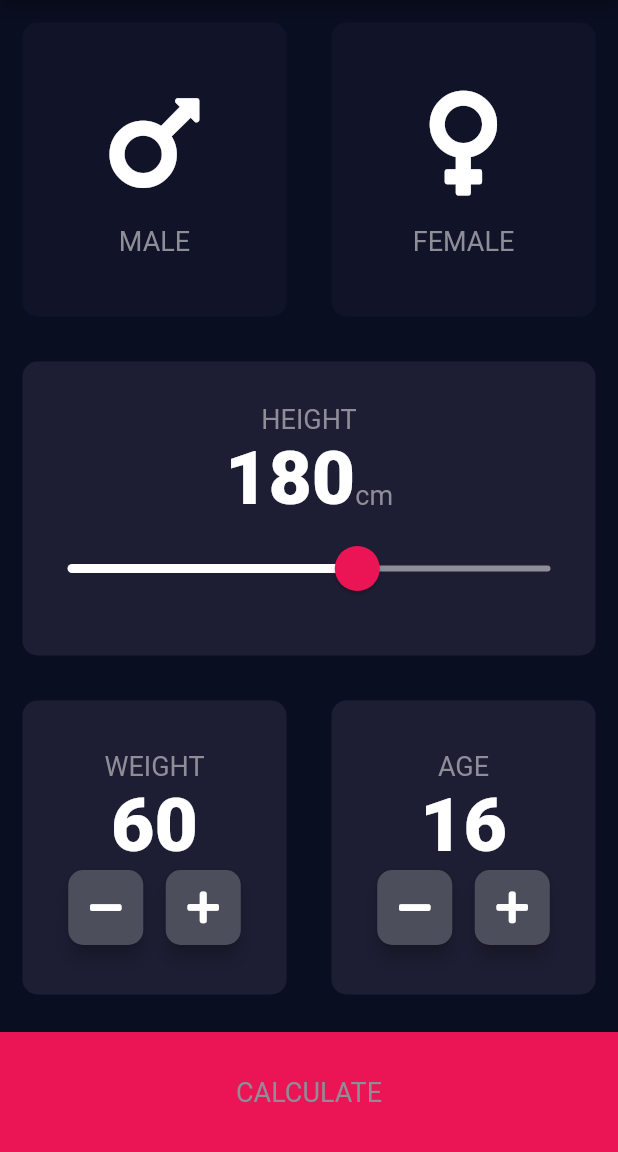
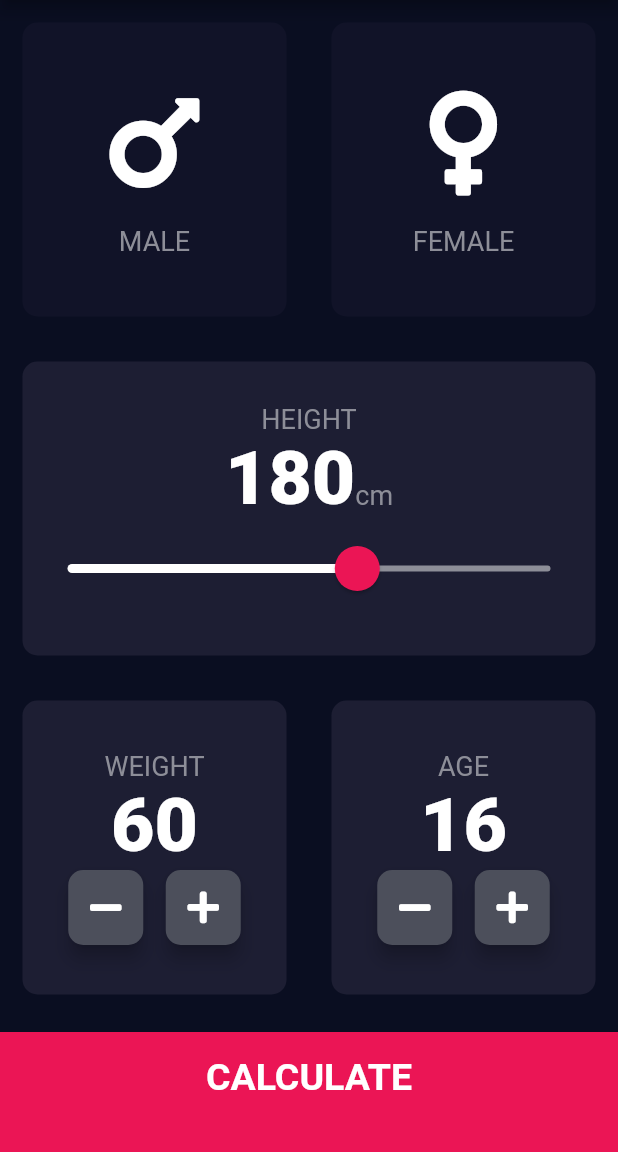
Before and after one commit to QwequSandies/bmi_calculator, a Flutter app: the screen it shows after launch, on a phone screen of 412 x 824 dp, the part 84-1236 px from its top. Run offline on Flutter 3.47's test engine with Material 2 defaults, Android fonts, the phone set to English and light mode, and no system bars; our stand-ins replace font_awesome_flutter.

Commit message:
calculator functionality

```diff
--- /dev/null
+++ b/lib/components/bottom_button.dart
@@ -0,0 +1,28 @@
+import 'package:flutter/material.dart';
+import 'package:bmi_calculator/constants.dart';
+
+class BottomButton extends StatelessWidget {
+  BottomButton({@required this.onTap, @required this.buttonTitle});
+  final Function onTap;
+  final String buttonTitle;
+
+  @override
+  Widget build(BuildContext context) {
+    return GestureDetector(
+      onTap: onTap,
+      child: Container(
+        child: Center(
+          child: Text(
+            buttonTitle,
+            style: KLargeButtonTextStyle,
+          ),
+        ),
+        color: bottomContainerColor,
+        margin: EdgeInsets.only(top: 10),
+        padding: EdgeInsets.only(bottom: 20),
+        width: double.infinity,
+        height: bottomContainerHeight,
+      ),
+    );
+  }
+}
--- a/lib/icon_content.dart
+++ b/lib/components/icon_content.dart
@@ -1,5 +1,5 @@
+import 'package:bmi_calculator/constants.dart';
 import 'package:flutter/material.dart';
-import 'constants.dart';
 
 class IconContent extends StatelessWidget {
   IconContent({this.icon, this.label});
--- /dev/null
+++ b/lib/components/round_icon_btn.dart
@@ -0,0 +1,25 @@
+import 'package:flutter/material.dart';
+
+class RoundIconBtn extends StatelessWidget {
+  RoundIconBtn({@required this.icon, @required this.onPressed});
+
+  final IconData icon;
+  final Function onPressed;
+
+  @override
+  Widget build(BuildContext context) {
+    return RawMaterialButton(
+      onPressed: onPressed,
+      child: Icon(icon),
+      constraints: BoxConstraints.tightFor(
+        width: 50.0,
+        height: 50.0,
+      ),
+      shape: RoundedRectangleBorder(
+        borderRadius: BorderRadius.circular(10),
+      ),
+      fillColor: Color(0xFF4C4F5B),
+      elevation: 5.0,
+    );
+  }
+}
--- a/lib/main.dart
+++ b/lib/main.dart
@@ -1,5 +1,5 @@
+import 'package:bmi_calculator/screens/input.dart';
 import 'package:flutter/material.dart';
-import 'input.dart';
 
 void main() => runApp(BMICalculator());
 
--- a/lib/input.dart
+++ b/lib/screens/input.dart
@@ -1,9 +1,12 @@
-import 'package:bmi_calculator/results_page.dart';
+import 'package:bmi_calculator/calculator_brain.dart';
+import 'package:bmi_calculator/components/bottom_button.dart';
+import 'package:bmi_calculator/components/icon_content.dart';
+import 'package:bmi_calculator/components/reusable_card.dart';
+import 'package:bmi_calculator/components/round_icon_btn.dart';
+import 'package:bmi_calculator/constants.dart';
+import 'package:bmi_calculator/screens/results_page.dart';
 import 'package:flutter/material.dart';
 import 'package:font_awesome_flutter/font_awesome_flutter.dart';
-import 'icon_content.dart';
-import 'reusable_card.dart';
-import 'constants.dart';
 
 enum Gender {
   male,
@@ -208,55 +211,27 @@ class _InputPageState extends State<InputPage> {
                 ],
               ),
             ),
-            GestureDetector(
+            BottomButton(
+              buttonTitle: 'CALCULATE',
               onTap: () {
+                CalculatorBrain calc =
+                    CalculatorBrain(height: height, weight: weight);
+
                 Navigator.push(
                   context,
                   MaterialPageRoute(
                     builder: (context) {
-                      return ResultsPage();
+                      return ResultsPage(
+                        bmiResult: calc.calculateBMI(),
+                        resultText: calc.getResult(),
+                        interpretation: calc.getInterpretation(),
+                      );
                     },
                   ),
                 );
               },
-              child: Container(
-                child: Center(
-                  child: Text(
-                    'CALCULATE',
-                    style: LabelTextStyle,
-                  ),
-                ),
-                color: bottomContainerColor,
-                margin: EdgeInsets.only(top: 10),
-                width: double.infinity,
-                height: bottomContainerHeight,
-              ),
             )
           ],
         ));
   }
 }
-
-class RoundIconBtn extends StatelessWidget {
-  RoundIconBtn({@required this.icon, @required this.onPressed});
-
-  final IconData icon;
-  final Function onPressed;
-
-  @override
-  Widget build(BuildContext context) {
-    return RawMaterialButton(
-      onPressed: onPressed,
-      child: Icon(icon),
-      constraints: BoxConstraints.tightFor(
-        width: 50.0,
-        height: 50.0,
-      ),
-      shape: RoundedRectangleBorder(
-        borderRadius: BorderRadius.circular(10),
-      ),
-      fillColor: Color(0xFF4C4F5B),
-      elevation: 5.0,
-    );
-  }
-}
```
Also changed, not shown: lib/calculator_brain.dart (added, +35 -0 lines), lib/constants.dart (+25 -0 lines), lib/results_page.dart (deleted, +0 -13 lines), lib/screens/results_page.dart (added, +71 -0 lines), lib/components/reusable_card.dart (renamed from lib/reusable_card.dart).
